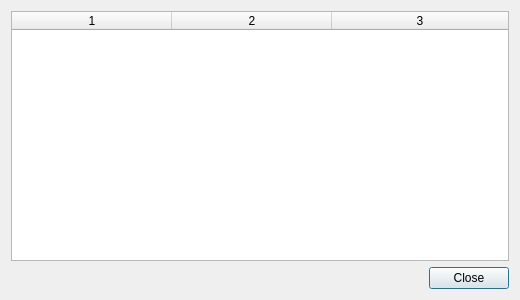
This is pupgui2/resources/ui/pupgui2_gamelistdialog.ui in DavidoTek/ProtonUp-Qt as Qt 5 draws it before an edit. The edited form follows.
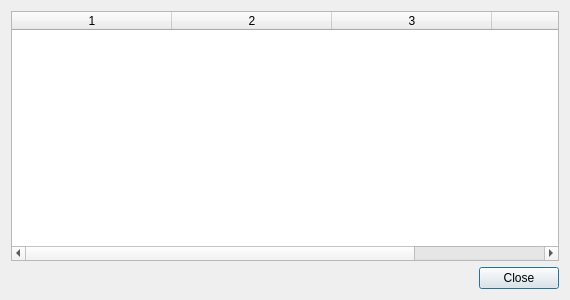
This is the edited form.

```diff
--- a/pupgui2/resources/ui/pupgui2_gamelistdialog.ui
+++ b/pupgui2/resources/ui/pupgui2_gamelistdialog.ui
@@ -9,7 +9,7 @@
    <rect>
     <x>0</x>
     <y>0</y>
-    <width>520</width>
+    <width>570</width>
     <height>300</height>
    </rect>
   </property>
@@ -20,7 +20,7 @@
    <item>
     <widget class="QTableWidget" name="tableGames">
      <property name="columnCount">
-      <number>3</number>
+      <number>4</number>
      </property>
      <attribute name="horizontalHeaderDefaultSectionSize">
       <number>160</number>
@@ -31,6 +31,7 @@
      <column/>
      <column/>
      <column/>
+     <column/>
     </widget>
    </item>
    <item>
```
